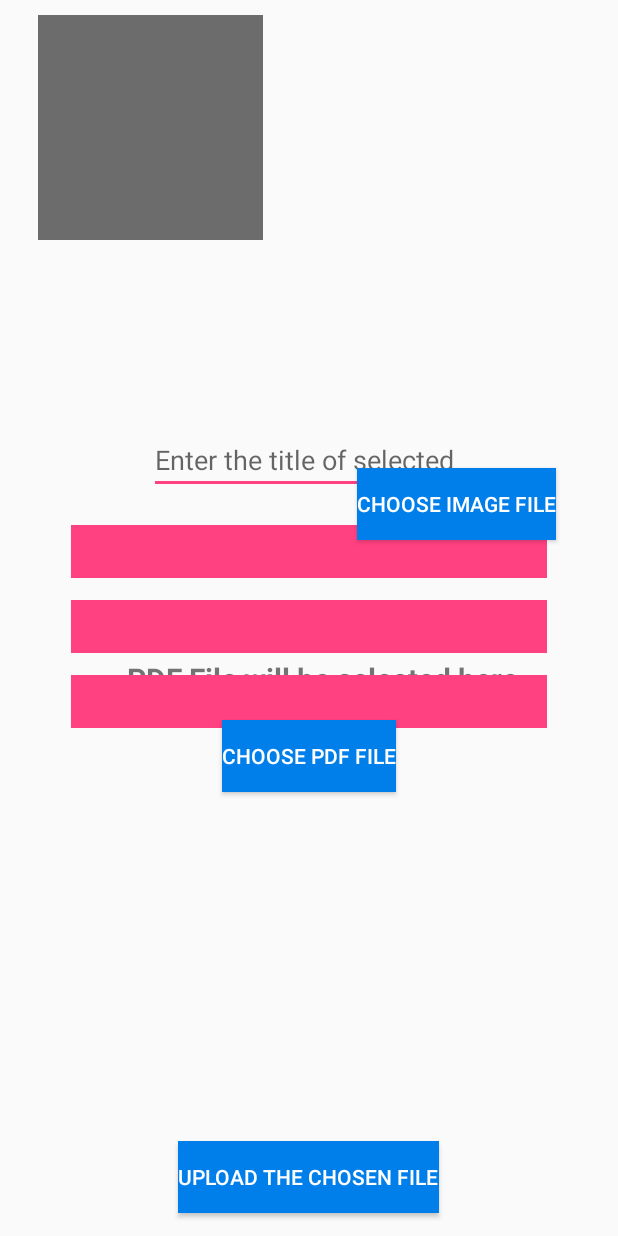
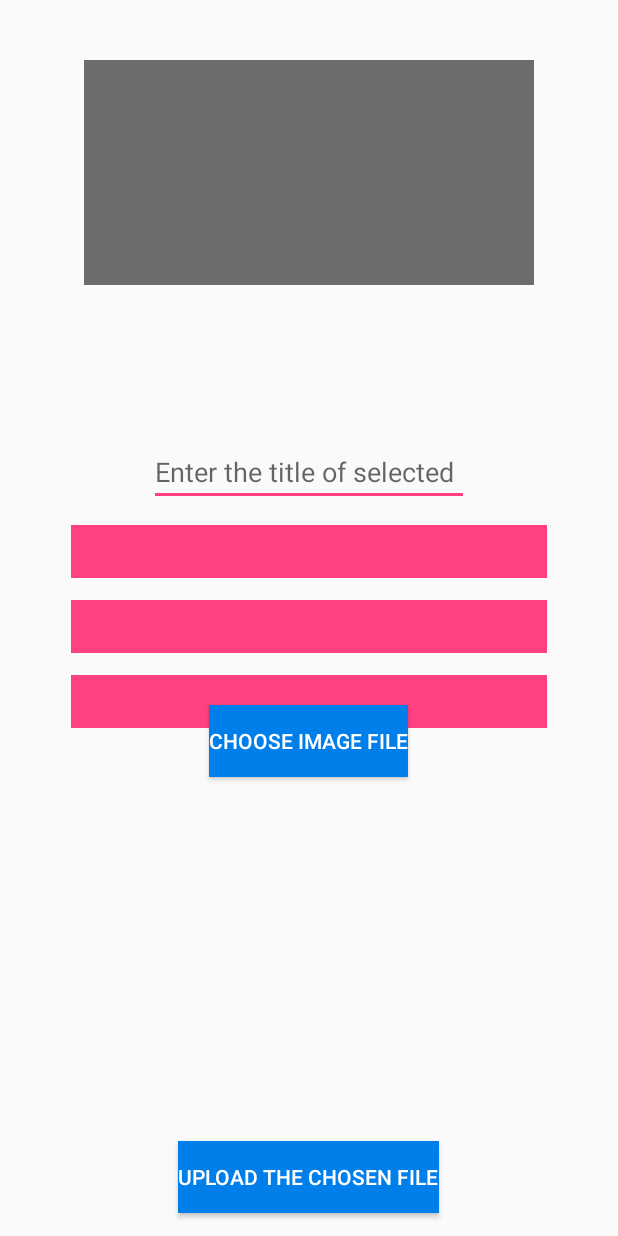
Before and after one commit to akashghanate/Campus-Notification, an Android app: the layout fragment_add_circular.xml on its own in the app's theme, with its tools: preview values and no code run, on a phone screen of 412 x 824 dp. Run offline under Robolectric (Android 15) with nearby library versions, the phone set to English and light mode, and no system bars.

Commit message:
final changes to the project

```diff
--- a/app/src/main/java/com/example/abhinandan/onlinedb/Backgroundworkerclasses/Backgroundworker_upload.java
+++ b/app/src/main/java/com/example/abhinandan/onlinedb/Backgroundworkerclasses/Backgroundworker_upload.java
@@ -4,6 +4,7 @@ import android.app.AlertDialog;
 import android.content.Context;
 import android.os.AsyncTask;
 import android.widget.Toast;
+import com.example.abhinandan.onlinedb.fragments.add_circular;
 
 import java.io.BufferedReader;
 import java.io.BufferedWriter;
@@ -84,6 +85,9 @@ public class Backgroundworker_upload extends AsyncTask<String,Void,String> {
 
     @Override
     protected void onPostExecute(String s) {
+        add_circular.imageView.setImageResource(0);
+        add_circular.et.setText("");
+        alertDialog.setCancelable(true);
         alertDialog.setMessage("Upload Successful");
         alertDialog.show();
         super.onPostExecute(s);
@@ -94,6 +98,7 @@ public class Backgroundworker_upload extends AsyncTask<String,Void,String> {
         super.onPreExecute();
         alertDialog = new AlertDialog.Builder(context).create();
         alertDialog.setTitle("Status");
+        alertDialog.setCancelable(false);
         alertDialog.setMessage("Uploading....");
         alertDialog.show();
     }
--- a/app/src/main/java/com/example/abhinandan/onlinedb/MainActivity.java
+++ b/app/src/main/java/com/example/abhinandan/onlinedb/MainActivity.java
@@ -34,7 +34,7 @@ public class MainActivity extends AppCompatActivity {
 
         sharedPreferences = getSharedPreferences("MY_SHARE",MODE_PRIVATE);                 //This part is used to keep the
         if(sharedPreferences.getBoolean("IsLogged",false)){                                //user logged in. Redirects the
-            if(sharedPreferences.getBoolean("IsStudent",false)){                           //to specified acreen based on
+            if(sharedPreferences.getBoolean("IsStudent",false)){                           //to specified screen based on
                 startActivity(new Intent(this,Studentlayout.class));               //login
                 MainActivity.this.finish();
             }else{
--- a/app/src/main/java/com/example/abhinandan/onlinedb/fragments/quick_message.java
+++ b/app/src/main/java/com/example/abhinandan/onlinedb/fragments/quick_message.java
@@ -21,7 +21,7 @@ import com.example.abhinandan.onlinedb.Teacherlayout;
 
 
 public class quick_message extends android.support.v4.app.Fragment implements View.OnClickListener {
-    EditText text1;
+    static public EditText text1;
     Spinner s1,s2,s3;
     Button but1;
     View views;
--- a/app/src/main/res/layout/circular_single_cardview.xml
+++ b/app/src/main/res/layout/circular_single_cardview.xml
@@ -29,7 +29,7 @@
 
     <TextView
         android:id="@+id/teacher_name_circular"
-        android:layout_width="143dp"
+        android:layout_width="wrap_content"
         android:layout_height="26dp"
         android:layout_marginStart="28dp"
         android:layout_marginBottom="28dp"
@@ -41,7 +41,7 @@
 
     <TextView
         android:id="@+id/date_circular"
-        android:layout_width="51dp"
+        android:layout_width="wrap_content"
         android:layout_height="13dp"
         android:layout_marginStart="28dp"
         android:layout_marginTop="12dp"
@@ -56,7 +56,7 @@
 
     <TextView
         android:id="@+id/time_circular"
-        android:layout_width="53dp"
+        android:layout_width="wrap_content"
         android:layout_height="13dp"
         android:layout_marginStart="8dp"
         android:layout_marginTop="8dp"
--- a/app/src/main/res/layout/fragment_add_circular.xml
+++ b/app/src/main/res/layout/fragment_add_circular.xml
@@ -6,47 +6,23 @@
 
 
     <ImageView
-        android:layout_width="150dp"
+        android:id="@+id/imagechoosefile"
+        android:layout_width="300dp"
         android:layout_height="150dp"
-        android:layout_marginLeft="25dp"
+        android:layout_marginTop="40dp"
         android:layout_marginRight="25dp"
-        android:layout_marginTop="10dp"
-        android:background="@color/darkgray"
-        android:id="@+id/imagechoosefile" />
+        android:layout_centerHorizontal="true"
+        android:background="@color/darkgray" />
 
     <Button
         android:id="@+id/choosefile"
         android:layout_width="wrap_content"
         android:layout_height="wrap_content"
-        android:layout_alignParentEnd="true"
+        android:layout_centerHorizontal="true"
         android:layout_alignParentBottom="true"
-        android:layout_marginEnd="41dp"
-        android:layout_marginBottom="464dp"
+        android:layout_marginBottom="306dp"
         android:background="@color/colorPrimaryDark"
         android:text="Choose Image File"
-        android:textColor="@color/colorPrimary" />
-
-    <TextView
-        android:id="@+id/tvchoosepdf"
-        android:layout_width="300dp"
-        android:layout_height="wrap_content"
-        android:layout_alignEnd="@+id/chosen_sem"
-        android:layout_alignParentBottom="true"
-        android:layout_marginBottom="358dp"
-        android:text="PDF File will be selected here"
-        android:textAlignment="center"
-        android:textSize="20sp"
-        android:textStyle="bold" />
-
-    <Button
-        android:id="@+id/choosepdf"
-        android:layout_width="wrap_content"
-        android:layout_height="wrap_content"
-        android:layout_alignParentBottom="true"
-        android:layout_centerHorizontal="true"
-        android:layout_marginBottom="296dp"
-        android:background="@color/colorPrimaryDark"
-        android:text="Choose pdf file"
         android:textColor="@color/colorPrimary" />
 
     <Button
@@ -86,7 +62,6 @@
         android:id="@+id/chosen_section"
         android:layout_width="317dp"
         android:layout_height="35dp"
-        android:layout_alignEnd="@+id/tvchoosepdf"
         android:layout_marginTop="450dp"
         android:layout_centerHorizontal="true"
         android:background="@color/colorAccent"
@@ -97,10 +72,8 @@
         android:id="@+id/ettitle"
         android:layout_width="wrap_content"
         android:layout_height="wrap_content"
-        android:layout_alignEnd="@+id/tvchoosepdf"
-        android:layout_alignParentTop="true"
-        android:layout_marginTop="284dp"
-        android:layout_marginEnd="52dp"
+        android:layout_centerHorizontal="true"
+        android:layout_marginTop="292dp"
         android:ems="10"
         android:hint="Enter the title of selected image"
         android:inputType="textPersonName" />
```
Also changed, not shown: app/src/main/java/com/example/abhinandan/onlinedb/Backgroundworkerclasses/Backgroundworker.java (+14 -6 lines), app/src/main/java/com/example/abhinandan/onlinedb/fragments/add_circular.java (+2 -8 lines).
